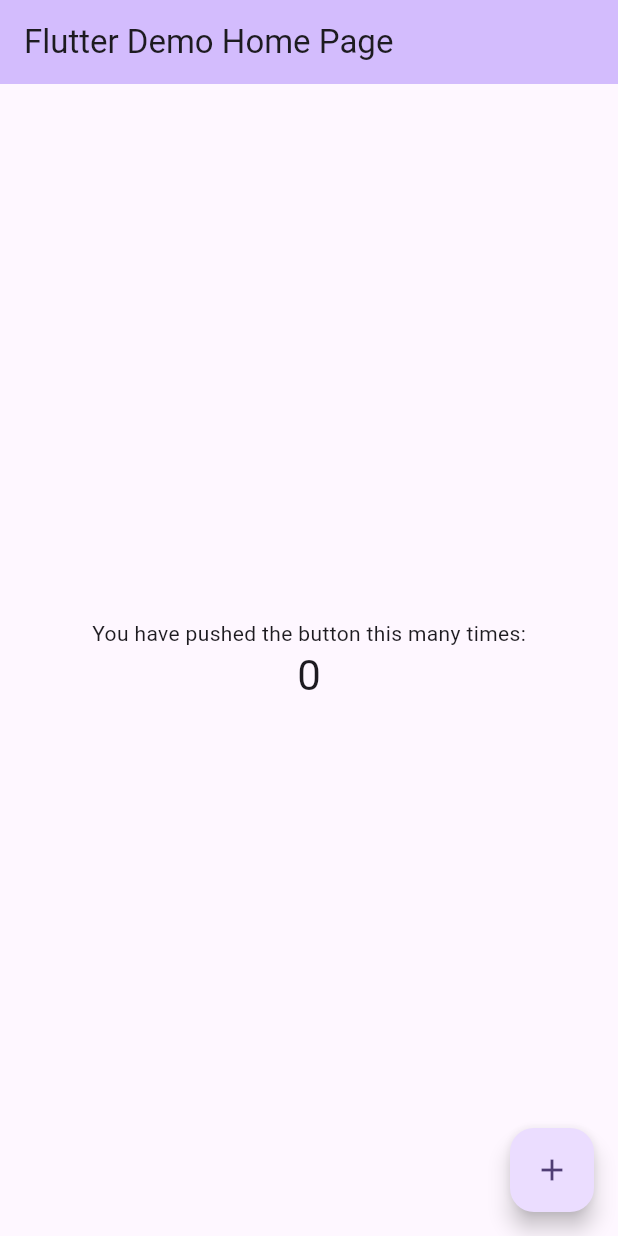
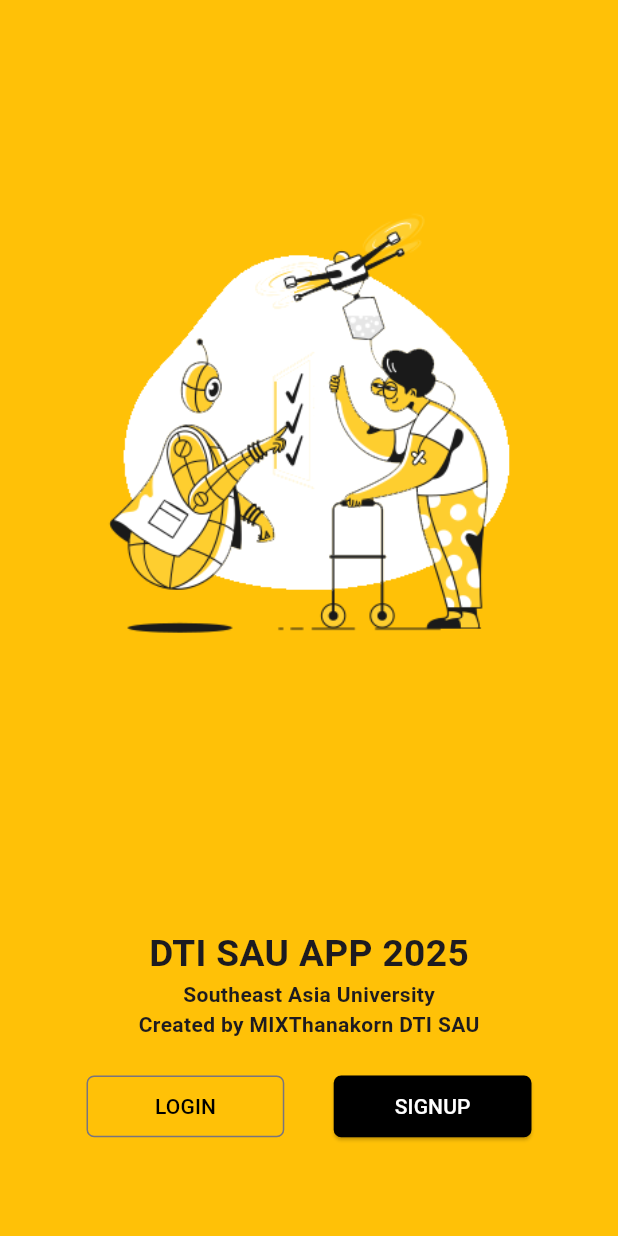
Before and after one commit to MIXThanakorn/dti_sau_project, a Flutter app: the screen it shows after launch, on a phone screen of 412 x 824 dp. Run offline on Flutter 3.47's test engine with Material 3 defaults, Android fonts, the phone set to English and light mode, and no system bars.

Commit message:
V.2:welcomeUI

```diff
--- a/lib/main.dart
+++ b/lib/main.dart
@@ -1,125 +1,25 @@
+import 'package:dti_sau_project/views/welcome_ui.dart';
 import 'package:flutter/material.dart';
 
-void main() {
-  runApp(const MyApp());
+void main(){
+  runApp(
+    Dti_Sau()
+  );
 }
 
-class MyApp extends StatelessWidget {
-  const MyApp({super.key});
+class Dti_Sau extends StatefulWidget {
+  const Dti_Sau({super.key});
 
-  // This widget is the root of your application.
+  @override
+  State<Dti_Sau> createState() => _Dti_SauState();
+}
+
+class _Dti_SauState extends State<Dti_Sau> {
   @override
   Widget build(BuildContext context) {
     return MaterialApp(
-      title: 'Flutter Demo',
-      theme: ThemeData(
-        // This is the theme of your application.
-        //
-        // TRY THIS: Try running your application with "flutter run". You'll see
-        // the application has a purple toolbar. Then, without quitting the app,
-        // try changing the seedColor in the colorScheme below to Colors.green
-        // and then invoke "hot reload" (save your changes or press the "hot
-        // reload" button in a Flutter-supported IDE, or press "r" if you used
-        // the command line to start the app).
-        //
-        // Notice that the counter didn't reset back to zero; the application
-        // state is not lost during the reload. To reset the state, use hot
-        // restart instead.
-        //
-        // This works for code too, not just values: Most code changes can be
-        // tested with just a hot reload.
-        colorScheme: ColorScheme.fromSeed(seedColor: Colors.deepPurple),
-        useMaterial3: true,
-      ),
-      home: const MyHomePage(title: 'Flutter Demo Home Page'),
+      debugShowCheckedModeBanner: false,
+      home: WelcomeUi(),
     );
   }
 }
-
-class MyHomePage extends StatefulWidget {
-  const MyHomePage({super.key, required this.title});
-
-  // This widget is the home page of your application. It is stateful, meaning
-  // that it has a State object (defined below) that contains fields that affect
-  // how it looks.
-
-  // This class is the configuration for the state. It holds the values (in this
-  // case the title) provided by the parent (in this case the App widget) and
-  // used by the build method of the State. Fields in a Widget subclass are
-  // always marked "final".
-
-  final String title;
-
-  @override
-  State<MyHomePage> createState() => _MyHomePageState();
-}
-
-class _MyHomePageState extends State<MyHomePage> {
-  int _counter = 0;
-
-  void _incrementCounter() {
-    setState(() {
-      // This call to setState tells the Flutter framework that something has
-      // changed in this State, which causes it to rerun the build method below
-      // so that the display can reflect the updated values. If we changed
-      // _counter without calling setState(), then the build method would not be
-      // called again, and so nothing would appear to happen.
-      _counter++;
-    });
-  }
-
-  @override
-  Widget build(BuildContext context) {
-    // This method is rerun every time setState is called, for instance as done
-    // by the _incrementCounter method above.
-    //
-    // The Flutter framework has been optimized to make rerunning build methods
-    // fast, so that you can just rebuild anything that needs updating rather
-    // than having to individually change instances of widgets.
-    return Scaffold(
-      appBar: AppBar(
-        // TRY THIS: Try changing the color here to a specific color (to
-        // Colors.amber, perhaps?) and trigger a hot reload to see the AppBar
-        // change color while the other colors stay the same.
-        backgroundColor: Theme.of(context).colorScheme.inversePrimary,
-        // Here we take the value from the MyHomePage object that was created by
-        // the App.build method, and use it to set our appbar title.
-        title: Text(widget.title),
-      ),
-      body: Center(
-        // Center is a layout widget. It takes a single child and positions it
-        // in the middle of the parent.
-        child: Column(
-          // Column is also a layout widget. It takes a list of children and
-          // arranges them vertically. By default, it sizes itself to fit its
-          // children horizontally, and tries to be as tall as its parent.
-          //
-          // Column has various properties to control how it sizes itself and
-          // how it positions its children. Here we use mainAxisAlignment to
-          // center the children vertically; the main axis here is the vertical
-          // axis because Columns are vertical (the cross axis would be
-          // horizontal).
-          //
-          // TRY THIS: Invoke "debug painting" (choose the "Toggle Debug Paint"
-          // action in the IDE, or press "p" in the console), to see the
-          // wireframe for each widget.
-          mainAxisAlignment: MainAxisAlignment.center,
-          children: <Widget>[
-            const Text(
-              'You have pushed the button this many times:',
-            ),
-            Text(
-              '$_counter',
-              style: Theme.of(context).textTheme.headlineMedium,
-            ),
-          ],
-        ),
-      ),
-      floatingActionButton: FloatingActionButton(
-        onPressed: _incrementCounter,
-        tooltip: 'Increment',
-        child: const Icon(Icons.add),
-      ), // This trailing comma makes auto-formatting nicer for build methods.
-    );
-  }
-}
--- /dev/null
+++ b/lib/views/login_ui.dart
@@ -0,0 +1,17 @@
+import 'package:flutter/material.dart';
+
+class LoginUi extends StatefulWidget {
+  const LoginUi({super.key});
+
+  @override
+  State<LoginUi> createState() => _LoginUiState();
+}
+
+class _LoginUiState extends State<LoginUi> {
+  @override
+  Widget build(BuildContext context) {
+    return Scaffold(
+
+    );
+  }
+}
--- /dev/null
+++ b/lib/views/signup_ui.dart
@@ -0,0 +1,17 @@
+import 'package:flutter/material.dart';
+
+class SignupUi extends StatefulWidget {
+  const SignupUi({super.key});
+
+  @override
+  State<SignupUi> createState() => _SignupUiState();
+}
+
+class _SignupUiState extends State<SignupUi> {
+  @override
+  Widget build(BuildContext context) {
+    return Scaffold(
+
+    );
+  }
+}
--- /dev/null
+++ b/lib/views/welcome_ui.dart
@@ -0,0 +1,94 @@
+// ignore_for_file: sort_child_properties_last
+
+import 'package:flutter/material.dart';
+
+class WelcomeUi extends StatefulWidget {
+  const WelcomeUi({super.key});
+
+  @override
+  State<WelcomeUi> createState() => _WelcomeUiState();
+}
+
+class _WelcomeUiState extends State<WelcomeUi> {
+  @override
+  Widget build(BuildContext context) {
+    return Scaffold(
+      backgroundColor: Colors.amber,
+      body: Center(
+        child: Column(
+          children: [
+            SizedBox(
+              height: MediaQuery.of(context).size.height * 0.15,
+            ),
+            Image.asset(
+              'assets/images/logo.png',
+              width: MediaQuery.of(context).size.width * 0.8,
+            ),
+            SizedBox(height: MediaQuery.of(context).size.height * 0.2),
+            Text(
+              'DTI SAU APP 2025',
+              style: TextStyle(
+                fontSize: MediaQuery.of(context).size.height * 0.03,
+                fontWeight: FontWeight.bold,
+              ),
+            ),
+            Text(
+              'Southeast Asia University',
+              style: TextStyle(
+                fontWeight: FontWeight.bold,
+              ),
+            ),
+            Text(
+              'Created by MIXThanakorn DTI SAU',
+              style: TextStyle(
+                fontWeight: FontWeight.bold,
+              ),
+            ),
+            SizedBox(
+              height: MediaQuery.of(context).size.height * 0.025,
+            ),
+            Row(
+              mainAxisAlignment: MainAxisAlignment.center,
+              children: [
+                OutlinedButton(
+                  onPressed: () {},
+                  child: Text(
+                    'LOGIN',
+                    style: TextStyle(
+                      color: Colors.black,
+                    ),
+                  ),
+                  style: OutlinedButton.styleFrom(
+                    shape: RoundedRectangleBorder(
+                        borderRadius: BorderRadius.circular(5.0)),
+                    fixedSize: Size(MediaQuery.of(context).size.width * 0.32,
+                        MediaQuery.of(context).size.height * 0.05),
+                  ),
+                ),
+                SizedBox(
+                  width: MediaQuery.of(context).size.height * 0.04,
+                ),
+                ElevatedButton(
+                  onPressed: () {},
+                  child: Text(
+                    'SIGNUP',
+                    style: TextStyle(
+                      color: Colors.white,
+                    ),
+                  ),
+                  style: OutlinedButton.styleFrom(
+                    shape: RoundedRectangleBorder(
+                        borderRadius: BorderRadius.circular(5.0)),
+                    fixedSize: Size(MediaQuery.of(context).size.width * 0.32,
+                        MediaQuery.of(context).size.height * 0.05),
+                    backgroundColor: Colors.black,
+                  ),
+                )
+              ],
+            )
+          ],
+        ),
+      ),
+    );
+  }
+}
--- a/pubspec.yaml
+++ b/pubspec.yaml
@@ -61,9 +61,9 @@ flutter:
   # assets:
   #   - images/a_dot_burr.jpeg
   #   - images/a_dot_ham.jpeg
-assets:
-  - assets/images/
-  - assets/icon/
+  assets:
+    - assets/images/
+    - assets/icon/
   # An image asset can refer to one or more resolution-specific "variants", see
   # https://flutter.dev/to/resolution-aware-images
 
```
